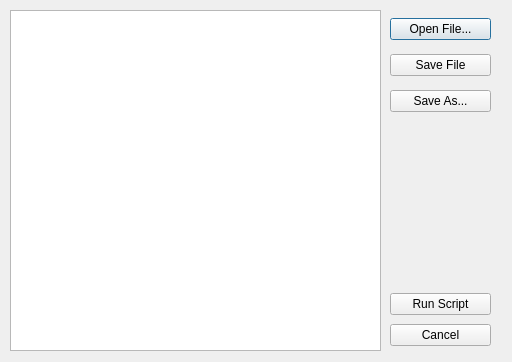
Above: code/gui/scriptwindow.ui from uwnrg/minotaur-cpp before the change. Below: the same form after it.
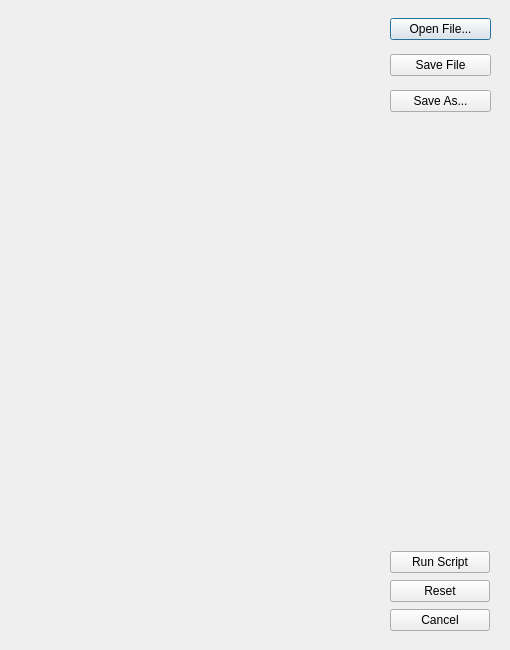
That is the form after the change.

```diff
--- a/code/gui/scriptwindow.ui
+++ b/code/gui/scriptwindow.ui
@@ -6,23 +6,13 @@
    <rect>
     <x>0</x>
     <y>0</y>
-    <width>512</width>
-    <height>362</height>
+    <width>510</width>
+    <height>650</height>
    </rect>
   </property>
   <property name="windowTitle">
    <string>Dialog</string>
   </property>
-  <widget class="QTextEdit" name="textEdit">
-   <property name="geometry">
-    <rect>
-     <x>10</x>
-     <y>10</y>
-     <width>371</width>
-     <height>341</height>
-    </rect>
-   </property>
-  </widget>
   <widget class="QWidget" name="verticalLayoutWidget">
    <property name="geometry">
     <rect>
@@ -60,9 +50,9 @@
    <property name="geometry">
     <rect>
      <x>390</x>
-     <y>290</y>
-     <width>101</width>
-     <height>61</height>
+     <y>550</y>
+     <width>100</width>
+     <height>83</height>
     </rect>
    </property>
    <layout class="QVBoxLayout" name="verticalLayout">
@@ -73,6 +63,13 @@
       </property>
      </widget>
     </item>
+    <item>
+     <widget class="QPushButton" name="resetButton">
+      <property name="text">
+       <string>Reset</string>
+      </property>
+     </widget>
+    </item>
     <item>
      <widget class="QPushButton" name="cancelButton">
       <property name="text">
@@ -82,6 +79,28 @@
     </item>
    </layout>
   </widget>
+  <widget class="QWidget" name="verticalLayoutWidget_3">
+   <property name="geometry">
+    <rect>
+     <x>10</x>
+     <y>330</y>
+     <width>371</width>
+     <height>301</height>
+    </rect>
+   </property>
+   <layout class="QVBoxLayout" name="interpreterLayout"/>
+  </widget>
+  <widget class="QWidget" name="verticalLayoutWidget_4">
+   <property name="geometry">
+    <rect>
+     <x>10</x>
+     <y>10</y>
+     <width>371</width>
+     <height>301</height>
+    </rect>
+   </property>
+   <layout class="QVBoxLayout" name="displayLayout"/>
+  </widget>
  </widget>
  <resources/>
  <connections/>
```
